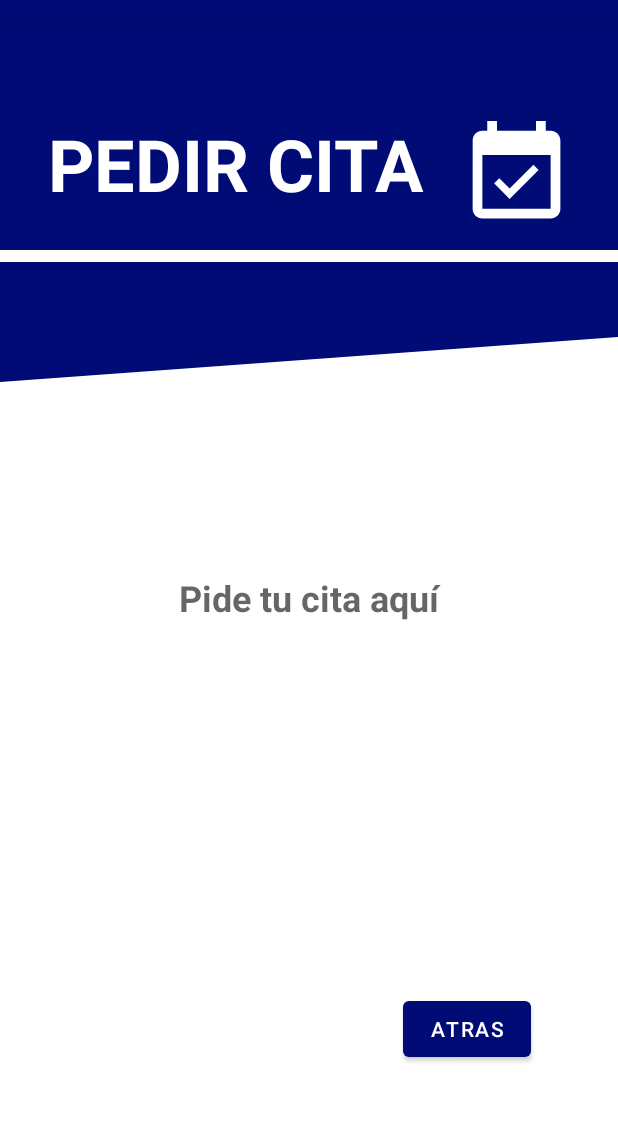
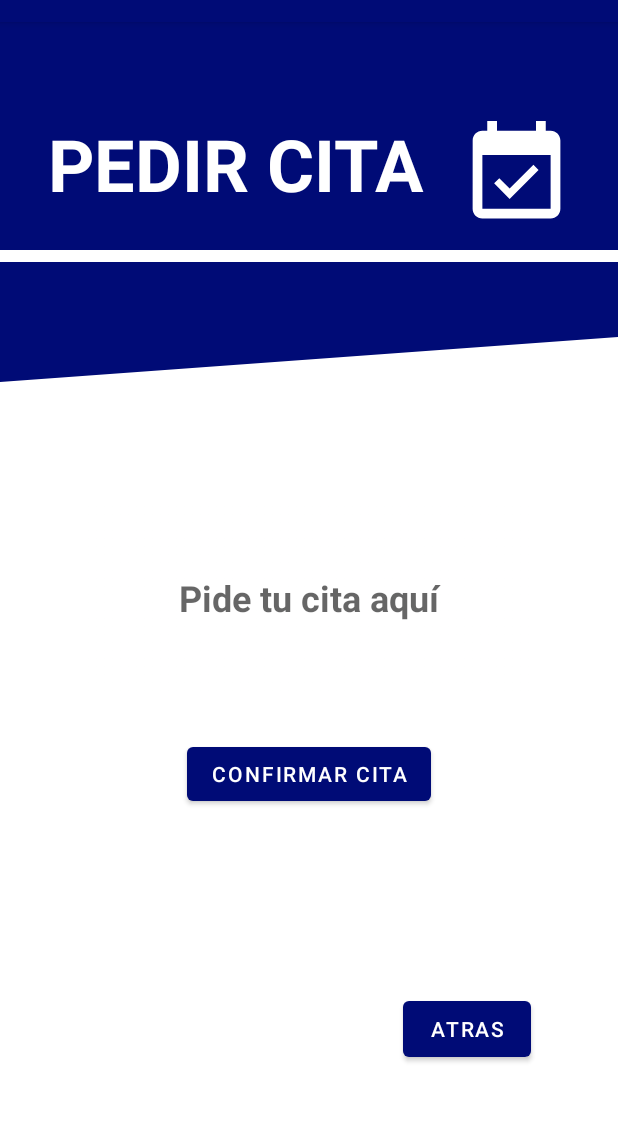
Before and after one commit to AMPL95/AppGrupal, an Android app: the Calendario screen opened directly, with no data from a screen before it, on a phone screen of 412 x 824 dp, the part 62-1184 px from its top. Run offline under Robolectric (Android 15) with nearby library versions, the phone set to English and light mode, and no system bars; our stand-ins replace Firebase (no records; nobody signed in at launch, a user with empty details on screens opened directly).

Commit message:
Cloud firestore con clientes y citas

```diff
--- a/app/build.gradle
+++ b/app/build.gradle
@@ -60,6 +60,7 @@ dependencies {
 
     //sara
     implementation platform('com.google.firebase:firebase-bom:28.4.2')
+    implementation 'com.google.firebase:firebase-firestore-ktx'
     implementation 'com.google.firebase:firebase-firestore:21.6.0'
     implementation 'com.firebaseui:firebase-ui-auth:4.3.2'
 }
--- a/app/src/main/java/com/example/appgrupal/Calendario.kt
+++ b/app/src/main/java/com/example/appgrupal/Calendario.kt
@@ -2,20 +2,44 @@ package com.example.appgrupal
 
 import android.content.Intent
 import android.os.Bundle
+import android.view.Gravity
 import android.view.View
+import android.widget.Button
 import android.widget.TextView
+import android.widget.Toast
 import androidx.appcompat.app.AppCompatActivity
+import com.google.firebase.firestore.FirebaseFirestore
+import kotlinx.android.synthetic.main.activity_calendario.*
 
 
 class Calendario : AppCompatActivity() {
+
+    private val db = FirebaseFirestore.getInstance()
+
     override fun onCreate(savedInstanceState: Bundle?) {
         super.onCreate(savedInstanceState)
         setContentView(R.layout.activity_calendario)
-        val textopedirCita: TextView = findViewById(R.id.etDate)
+        etDate.setOnClickListener{ showDatePickerDialog() }
 
-        textopedirCita.setOnClickListener{showDatePickerDialog() }
+
+        val miboton: Button = findViewById(R.id.bconfirmar)
+        miboton.setOnClickListener{
+
+            db.collection("citas").document(etDate.text.toString()).set(
+                hashMapOf("datoscita" to etDate.text.toString(),
+                )
+            )
+
+            val myToast = Toast.makeText(applicationContext, "cita confirmada", Toast.LENGTH_SHORT)
+            myToast.setGravity(Gravity.LEFT, 200, 200)
+            myToast.show()
 
         }
+
+
+        }
+
+
     private fun showDatePickerDialog() {
         //incializamos el calendario
         val datePicker = DatePickerFragment{day, month, year -> onDateSelected(day, month, year) }
@@ -25,12 +49,11 @@ class Calendario : AppCompatActivity() {
     fun onDateSelected(day:Int, month: Int, year:Int){
         val textopedirCita: TextView = findViewById(R.id.etDate)
         val suma1 = month +1
-        textopedirCita.setText("has reservado tu cita el día $day de $suma1")
+        textopedirCita.setText("Cita día $day de $suma1")
     }
     fun onClickAtras(view: View){
         val inicioIntent= Intent(this,Menu::class.java)
         startActivity(inicioIntent)
     }
 
-
 }
--- a/app/src/main/java/com/example/appgrupal/RegistroPantalla.kt
+++ b/app/src/main/java/com/example/appgrupal/RegistroPantalla.kt
@@ -7,6 +7,7 @@ import android.widget.EditText
 import androidx.appcompat.app.AlertDialog
 import com.google.firebase.auth.FirebaseAuth
 import com.google.firebase.firestore.FirebaseFirestore
+
 
 class RegistroPantalla : AppCompatActivity() {
 
@@ -20,6 +21,7 @@ class RegistroPantalla : AppCompatActivity() {
     fun Return(view:android.view.View){
         onBackPressed();
     }
+
 
     fun setBottom(){
         val Nombre : EditText = findViewById(R.id.editNombre);
--- a/app/src/main/res/layout/activity_calendario.xml
+++ b/app/src/main/res/layout/activity_calendario.xml
@@ -88,4 +88,16 @@
         app:layout_constraintTop_toTopOf="parent"
         app:layout_constraintVertical_bias="0.09" />
 
+    <Button
+        android:id="@+id/bconfirmar"
+        android:layout_width="wrap_content"
+        android:layout_height="wrap_content"
+        android:text="confirmar cita"
+        app:layout_constraintBottom_toBottomOf="parent"
+        app:layout_constraintEnd_toEndOf="parent"
+        app:layout_constraintStart_toStartOf="parent"
+        app:layout_constraintTop_toTopOf="parent"
+        app:layout_constraintVertical_bias="0.663"
+  />
+
 </androidx.constraintlayout.widget.ConstraintLayout>
```
